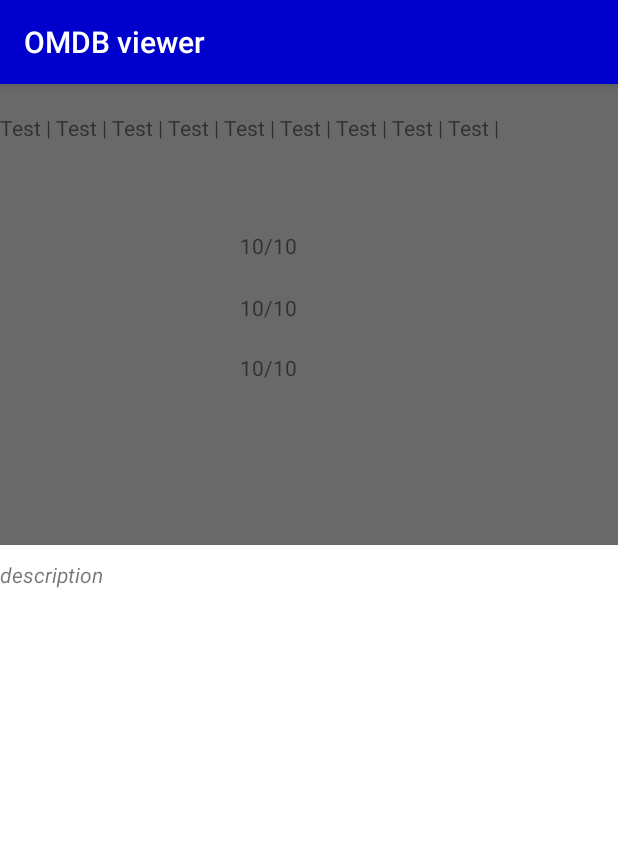
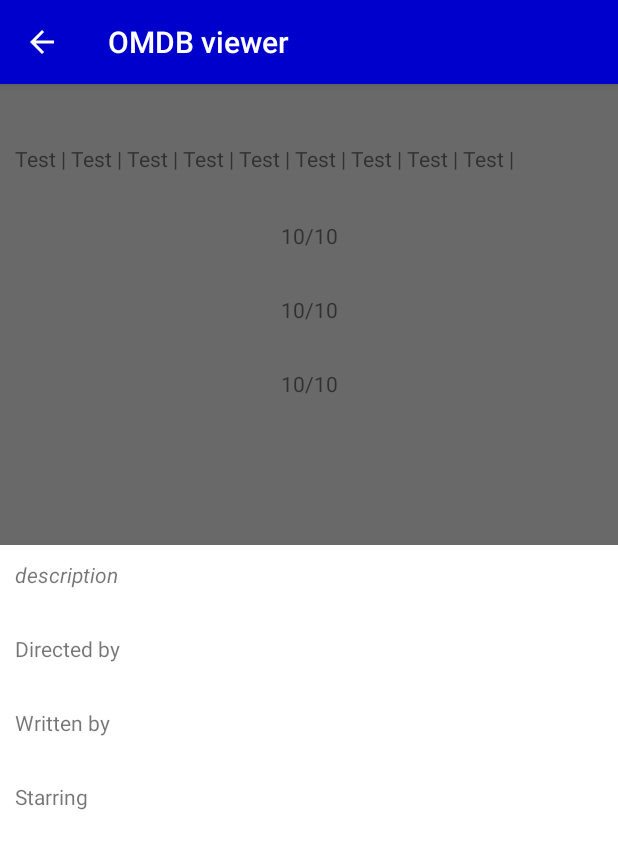
Before and after one commit to karadimou-mar/search_movie_app, an Android app: the DetailActivity screen opened directly, with no data from a screen before it, on a phone screen of 412 x 824 dp. Shown: the top 849 px of the screen. Run offline under Robolectric (Android 15) with nearby library versions, the phone set to English and light mode, and no system bars; pictures from the network do not load.

Commit message:
Change detail layout

```diff
--- a/app/src/main/java/com/example/moviessearchengine/view/DetailActivity.kt
+++ b/app/src/main/java/com/example/moviessearchengine/view/DetailActivity.kt
@@ -24,6 +24,10 @@ class DetailActivity : AppCompatActivity() {
         super.onCreate(savedInstanceState)
         setContentView(R.layout.activity_detail)
         getIntentExtras()
+
+        val actionBar = supportActionBar
+        actionBar?.setDisplayHomeAsUpEnabled(true)
+
 
         //TODO: getMovieDetails with id
         getMovieDetails(textView_title.text.toString())
@@ -62,4 +66,9 @@ class DetailActivity : AppCompatActivity() {
 
         })
     }
+
+    override fun onSupportNavigateUp(): Boolean {
+        onBackPressed()
+        return true
+    }
 }
--- a/app/src/main/res/layout/activity_detail.xml
+++ b/app/src/main/res/layout/activity_detail.xml
@@ -1,8 +1,16 @@
 <?xml version="1.0" encoding="utf-8"?>
-<androidx.constraintlayout.widget.ConstraintLayout xmlns:android="http://schemas.android.com/apk/res/android"
+
+<ScrollView xmlns:android="http://schemas.android.com/apk/res/android"
     xmlns:app="http://schemas.android.com/apk/res-auto"
+    xmlns:tools="http://schemas.android.com/tools"
     android:layout_width="match_parent"
-    android:layout_height="match_parent">
+    android:layout_height="match_parent"
+    android:fillViewport="true">
+
+
+    <androidx.constraintlayout.widget.ConstraintLayout
+        android:layout_width="match_parent"
+        android:layout_height="wrap_content">
 
 
         <androidx.constraintlayout.widget.Guideline
@@ -16,106 +24,150 @@
             app:layout_constraintStart_toStartOf="parent"
             app:layout_constraintTop_toTopOf="parent" />
 
-    <RelativeLayout
-        android:id="@+id/linearLayout"
+        <androidx.constraintlayout.widget.ConstraintLayout
+            android:id="@+id/layout"
             android:layout_width="0dp"
             android:layout_height="0dp"
             android:background="@color/dim_gray"
             app:layout_constraintBottom_toTopOf="@+id/guideline"
-        app:layout_constraintHorizontal_bias="1.0"
+            app:layout_constraintEnd_toEndOf="parent"
+            app:layout_constraintHorizontal_bias="0.0"
             app:layout_constraintLeft_toLeftOf="parent"
             app:layout_constraintRight_toRightOf="parent"
+            app:layout_constraintStart_toStartOf="parent"
             app:layout_constraintTop_toTopOf="parent"
-        app:layout_constraintVertical_bias="1.0">
+            app:layout_constraintVertical_bias="0.0">
 
 
             <TextView
                 android:id="@+id/textView_title"
                 android:layout_width="match_parent"
                 android:layout_height="wrap_content"
-            android:layout_alignParentEnd="true"
-            android:layout_marginEnd="0dp"
-            android:text="@string/starwars_starwars_starwars_starwars_starwars_starwars" />
+                android:layout_marginStart="10dp"
+                android:layout_marginTop="15dp"
+                android:layout_marginEnd="10dp"
+                android:text="@string/starwars_starwars_starwars_starwars_starwars_starwars"
+                app:layout_constraintStart_toStartOf="parent"
+                app:layout_constraintTop_toTopOf="parent" />
 
             <TextView
                 android:id="@+id/textView_details"
                 android:layout_width="wrap_content"
                 android:layout_height="wrap_content"
                 android:layout_below="@+id/textView_title"
-            android:layout_alignParentStart="true"
-            android:layout_alignParentEnd="true"
-            android:layout_marginStart="0dp"
-            android:layout_marginTop="0dp"
-            android:layout_marginEnd="0dp"
-            android:text="@string/test_test_test_test_test_test_test_test_test" />
+                android:layout_marginStart="10dp"
+                android:layout_marginTop="5dp"
+                android:layout_marginEnd="10dp"
+                android:text="@string/test_test_test_test_test_test_test_test_test"
+                app:layout_constraintStart_toStartOf="parent"
+                app:layout_constraintTop_toBottomOf="@+id/textView_title" />
 
             <ImageView
                 android:id="@+id/imageView_poster"
                 android:layout_width="wrap_content"
-            android:layout_height="168dp"
+                android:layout_height="150dp"
                 android:layout_below="@+id/textView_details"
-            android:layout_alignParentStart="true"
-            android:layout_marginStart="0dp"
-            android:layout_marginTop="84dp"
                 android:contentDescription="TODO"
-            android:foregroundGravity="fill"
-            android:src="@drawable/ic_launcher_background" />
+                android:src="@drawable/ic_launcher_background"
+                app:layout_constraintBottom_toBottomOf="parent"
+                app:layout_constraintStart_toStartOf="parent"
+                app:layout_constraintTop_toBottomOf="@+id/textView_details"
+                app:layout_constraintVertical_bias="1" />
 
             <TextView
                 android:id="@+id/textView_imdb"
                 android:layout_width="wrap_content"
                 android:layout_height="wrap_content"
                 android:layout_below="@id/textView_details"
-            android:layout_alignParentStart="true"
-            android:layout_alignParentTop="true"
-            android:layout_marginStart="160dp"
-            android:layout_marginTop="98dp"
-            android:text="@string/_10_10" />
+                android:layout_marginTop="32dp"
+                android:text="@string/_10_10"
+                app:layout_constraintEnd_toEndOf="parent"
+                app:layout_constraintHorizontal_bias="0.501"
+                app:layout_constraintStart_toStartOf="parent"
+                app:layout_constraintTop_toBottomOf="@+id/textView_details" />
 
             <TextView
                 android:id="@+id/textView_rt"
                 android:layout_width="wrap_content"
                 android:layout_height="wrap_content"
                 android:layout_below="@id/textView_imdb"
-            android:layout_alignParentStart="true"
-            android:layout_alignParentTop="true"
-            android:layout_marginStart="160dp"
-            android:layout_marginTop="139dp"
-            android:text="@string/_10_10" />
+                android:layout_marginTop="30dp"
+                android:text="@string/_10_10"
+                app:layout_constraintStart_toStartOf="@+id/textView_imdb"
+                app:layout_constraintTop_toBottomOf="@+id/textView_imdb" />
 
             <TextView
                 android:id="@+id/textView_mc"
                 android:layout_width="wrap_content"
                 android:layout_height="wrap_content"
-            android:layout_below="@id/textView_rt"
-            android:layout_alignParentStart="true"
-            android:layout_alignParentTop="true"
-            android:layout_marginStart="160dp"
-            android:layout_marginTop="179dp"
-            android:text="@string/_10_10" />
+                android:layout_marginTop="30dp"
+                android:text="@string/_10_10"
+                app:layout_constraintStart_toStartOf="@+id/textView_rt"
+                app:layout_constraintTop_toBottomOf="@+id/textView_rt" />
 
-    </RelativeLayout>
+        </androidx.constraintlayout.widget.ConstraintLayout>
 
-    <RelativeLayout
-        android:orientation="horizontal"
-        android:id="@+id/linearLayout2"
+        <androidx.constraintlayout.widget.ConstraintLayout
+            android:id="@+id/layout2"
             android:layout_width="0dp"
             android:layout_height="0dp"
             android:background="@color/white"
             app:layout_constraintBottom_toBottomOf="parent"
+            app:layout_constraintHorizontal_bias="0.0"
             app:layout_constraintLeft_toLeftOf="parent"
             app:layout_constraintRight_toRightOf="parent"
-        app:layout_constraintTop_toBottomOf="@+id/guideline" >
+            app:layout_constraintTop_toBottomOf="@+id/guideline"
+            app:layout_constraintVertical_bias="0.0">
 
             <TextView
                 android:id="@+id/textView_plot"
-            android:layout_width="wrap_content"
+                android:layout_width="match_parent"
                 android:layout_height="wrap_content"
-            android:layout_alignParentTop="true"
+                android:layout_marginStart="10dp"
                 android:layout_marginTop="10dp"
+                android:layout_marginEnd="10dp"
+                android:justificationMode="inter_word"
+                android:text="@string/description"
                 android:textStyle="italic"
-            android:justificationMode="inter_word"
-            android:text="@string/description" />
-    </RelativeLayout>
+                app:layout_constraintStart_toStartOf="parent"
+                app:layout_constraintTop_toTopOf="parent" />
+
+            <TextView
+                android:id="@+id/textView_directed"
+                android:layout_width="match_parent"
+                android:layout_height="wrap_content"
+                android:layout_marginTop="30dp"
+                android:layout_marginStart="10dp"
+                android:layout_marginEnd="10dp"
+                android:text="@string/directed_by"
+                app:layout_constraintStart_toStartOf="@+id/textView_plot"
+                app:layout_constraintTop_toBottomOf="@+id/textView_plot" />
+
+            <TextView
+                android:id="@+id/textView_written"
+                android:layout_width="match_parent"
+                android:layout_height="wrap_content"
+                android:layout_marginTop="30dp"
+                android:layout_marginStart="10dp"
+                android:layout_marginEnd="10dp"
+                android:text="@string/written_by"
+                app:layout_constraintStart_toStartOf="@+id/textView_directed"
+                app:layout_constraintTop_toBottomOf="@+id/textView_directed" />
+
+
+            <TextView
+                android:id="@+id/textView_starring"
+                android:layout_width="match_parent"
+                android:layout_height="wrap_content"
+                android:layout_marginTop="30dp"
+                android:layout_marginStart="10dp"
+                android:layout_marginEnd="10dp"
+                android:text="@string/starring"
+                app:layout_constraintStart_toStartOf="@+id/textView_written"
+                app:layout_constraintTop_toBottomOf="@+id/textView_written" />
 
         </androidx.constraintlayout.widget.ConstraintLayout>
+
+    </androidx.constraintlayout.widget.ConstraintLayout>
+
+</ScrollView>
--- a/app/src/main/res/values/strings.xml
+++ b/app/src/main/res/values/strings.xml
@@ -8,4 +8,8 @@
     <string name="rotten_tomatoes">Rotten Tomatoes</string>
     <string name="metacritic">Metacritic</string>
     <string name="description">description</string>
+    <string name="textview">TextView</string>
+    <string name="directed_by">Directed by</string>
+    <string name="written_by">Written by</string>
+    <string name="starring">Starring</string>
 </resources>
```
Lines whose indentation alone changed are shown as unchanged.
